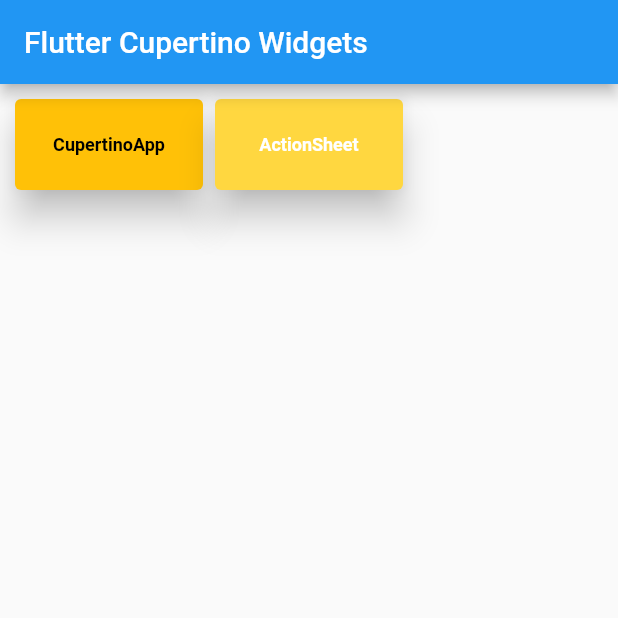
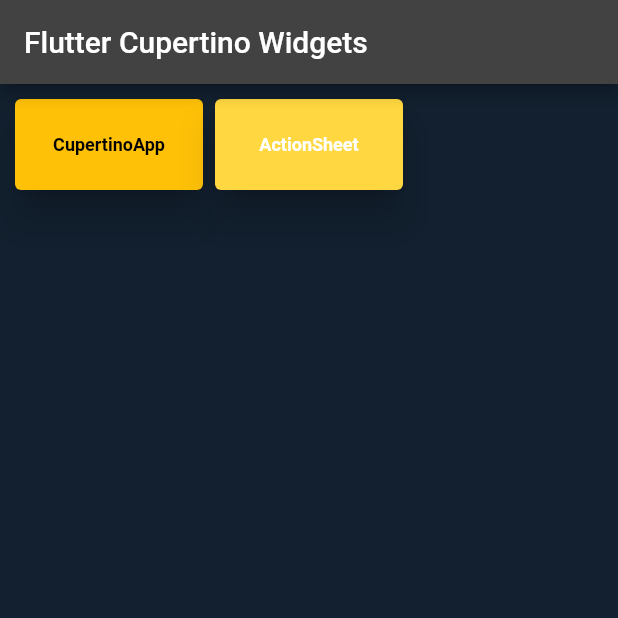
Before and after one commit to erdemgocen44/Flutter-Cupertino-Widget, a Flutter app: the screen it shows after launch, on a phone screen of 412 x 824 dp, the top half of it. Run offline on Flutter 3.47's test engine with Material 2 defaults, Android fonts, the light colour scheme and no system bars.

Commit message:
cupertinoSheetActionWidget ok!

```diff
--- a/lib/main.dart
+++ b/lib/main.dart
@@ -14,6 +14,11 @@
   Widget build(BuildContext context) {
     return MaterialApp(
       debugShowCheckedModeBanner: false,
+      theme: ThemeData(
+        brightness: Brightness.dark,
+        scaffoldBackgroundColor: const Color.fromARGB(255, 18, 32, 47),
+        primaryColor: CupertinoColors.systemOrange,
+      ),
       home: HomePage(),
       routes: rotalar,
     );
--- a/lib/widgets/starting_page.dart
+++ b/lib/widgets/starting_page.dart
@@ -1,5 +1,4 @@
 import 'package:flutter/cupertino.dart';
-import 'package:flutter/material.dart';
 
 class StartingPage extends StatelessWidget {
   const StartingPage({Key? key}) : super(key: key);
@@ -23,6 +22,8 @@
             CupertinoIcons.eject,
             size: 65,
           ),
-            )));
+        ),
+      ),
+    );
   }
 }
```
Lines whose indentation alone changed are shown as unchanged.
